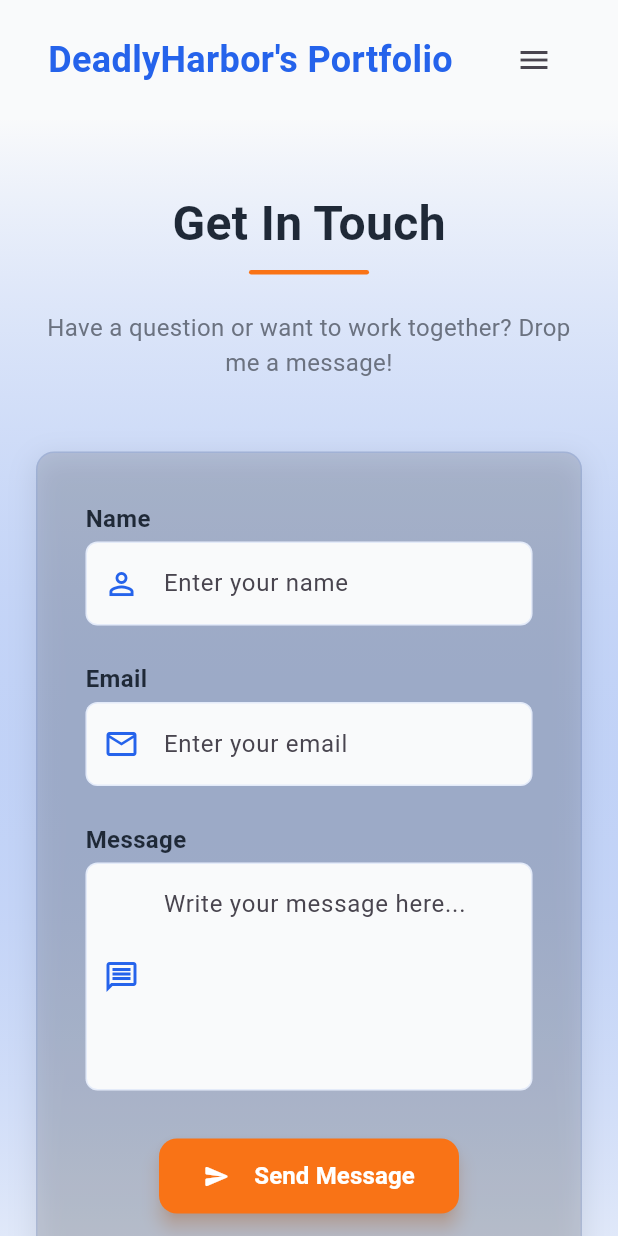
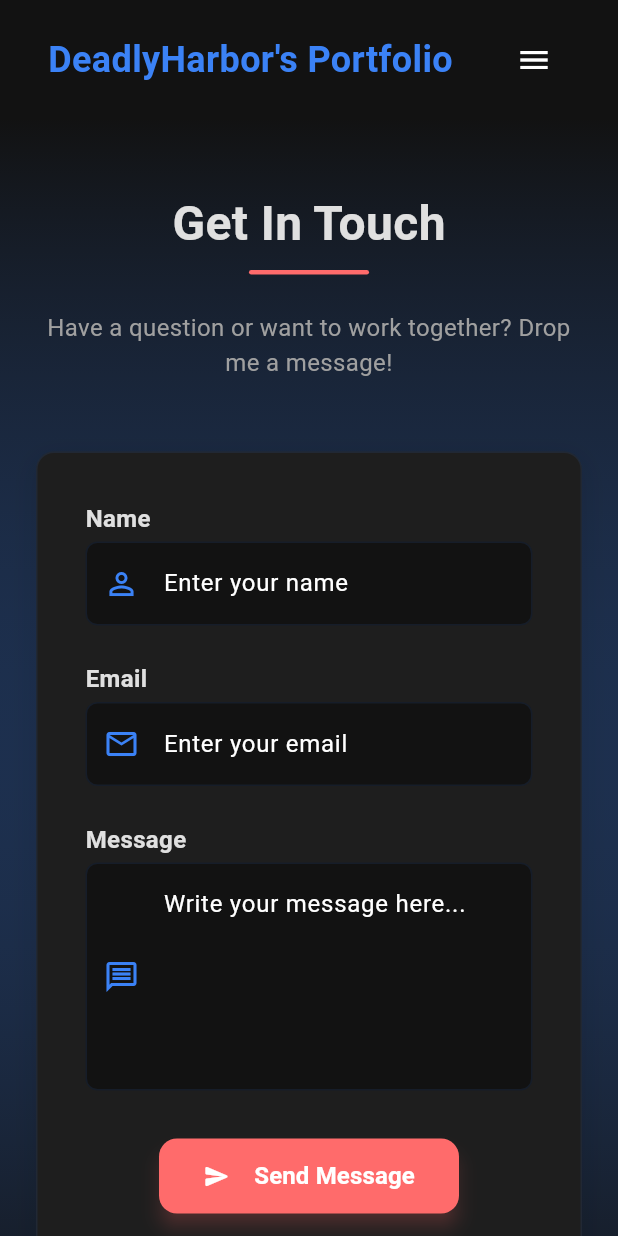
Before and after one commit to Aman071106/portfolio, a Flutter app: the screen it shows after launch, scrolled down 576 dp, on a phone screen of 412 x 824 dp. Run offline on Flutter 3.47's test engine with Material 3 defaults, Android fonts, the phone set to English and light mode, and no system bars; our stand-ins replace cloud_firestore, firebase_core, go_router; accounts and stored records are empty; network calls fail.

Commit message:
Updated theme

```diff
--- a/portfolio_website/assets/data/home.json
+++ b/portfolio_website/assets/data/home.json
@@ -1,6 +1,6 @@
 {
-    "name": "Gupta Aman",
-    "tagline": "Flutter Developer & AI Enthusiast",
+    "name": "Aman Gupta",
+    "tagline": "AI/ML and Flutter App developer",
     "intro": "Building beautiful cross-platform applications with Flutter and exploring the frontiers of AI.",
     "resumeUrl": "https://docs.google.com/document/d/1_okL5uuap8kDs_V-hxlW3bH0CeIE7BnS/edit?tab=t.0",
     "profileImage": "https://raw.githubusercontent.com/Aman071106/IITApp/main2/ContributorImages/profilePicAman.jpg"
--- a/portfolio_website/lib/features/about_skills/about.dart
+++ b/portfolio_website/lib/features/about_skills/about.dart
@@ -670,6 +670,7 @@ class _AboutPageState extends State<AboutPage>
                   items.map<Widget>((item) => _buildSkillItem(item)).toList(),
             )
             : Column(
+              crossAxisAlignment: CrossAxisAlignment.center,
               children:
                   items
                       .map<Widget>(
@@ -745,7 +746,3 @@ class _AboutPageState extends State<AboutPage>
     );
   }
 }
-
-
-// -hire button
-// -download cv button
--- a/portfolio_website/lib/features/home/home.dart
+++ b/portfolio_website/lib/features/home/home.dart
@@ -76,8 +76,8 @@ class _HomePageState extends State<HomePage>
       // If home.json doesn't exist, create default data
       setState(() {
         homeData = {
-          "name": "Gupta Aman",
-          "tagline": "Flutter Developer & AI Enthusiast",
+          "name": "Aman Gupta",
+          "tagline": "AI/ML and Flutter App developer",
           "intro":
               "Building beautiful cross-platform applications with Flutter and exploring the frontiers of AI.",
           "resumeUrl": "#",
--- a/portfolio_website/lib/main.dart
+++ b/portfolio_website/lib/main.dart
@@ -1,8 +1,8 @@
-
 import 'package:flutter/material.dart';
 import 'package:portfolio_website/routes/router_config.dart';
 import 'package:firebase_core/firebase_core.dart';
 import 'firebase_options.dart';
+import 'package:portfolio_website/utils/constants/colors.dart';
 
 void main() async {
   WidgetsFlutterBinding.ensureInitialized();
@@ -28,6 +28,22 @@ class MyApp extends StatelessWidget {
   Widget build(BuildContext context) {
     return MaterialApp.router(
       debugShowCheckedModeBanner: false,
+      theme: ThemeData.dark().copyWith(
+        primaryColor: AppColors.primaryColor,
+        scaffoldBackgroundColor: AppColors.backgroundColor,
+        cardColor: AppColors.cardColor,
+        textTheme: ThemeData.dark().textTheme.apply(
+          bodyColor: AppColors.textPrimaryColor,
+          displayColor: AppColors.textPrimaryColor,
+        ),
+        colorScheme: ColorScheme.dark(
+          primary: AppColors.primaryColor,
+          secondary: AppColors.accentColor,
+          // ignore: deprecated_member_use
+          background: AppColors.backgroundColor,
+          surface: AppColors.cardColor,
+        ),
+      ),
       routerConfig: MyAppRouter.getRouter(),
     );
   }
--- a/portfolio_website/lib/utils/constants/colors.dart
+++ b/portfolio_website/lib/utils/constants/colors.dart
@@ -2,32 +2,33 @@ import 'package:flutter/material.dart';
 
 class AppColors {
   // Primary Colors
-  static const Color primaryColor = Color(0xFF2563EB);
+  static const Color primaryColor = Color(0xFF3B82F6);
   static const Color primaryDarkColor = Color(0xFF1E40AF);
   static const Color primaryLightColor = Color(0xFF93C5FD);
 
   // Background Colors
-  static const Color backgroundColor = Color(0xFFF9FAFB);
+  static const Color backgroundColor = Color(0xFF121212);
   static const Color darkBackgroundColor = Color(0xFF1F2937);
-  static const Color cardBackground = Colors.black12;
+  static const Color cardBackground = Color(0xFF1E1E1E);
 
   // Text Colors
-  static const Color textPrimaryColor = Color(0xFF1F2937);
-  static const Color textSecondaryColor = Color(0xFF6B7280);
+  static const Color textPrimaryColor = Color(0xFFE0E0E0);
+  static const Color textSecondaryColor = Color(0xFFA0A0A0);
   static const Color textLightColor = Color(0xFFFFFFFF);
 
   // Card Colors
-  static const Color cardColor = Color(0xFFFFFFFF);
+  static const Color cardColor = Color(0xFF2D2D2D);
   static const Color cardDarkColor = Color(0xFF374151);
+  static const Color cardBackgroundColor = Color(0xFF374151);
 
   // Accent Colors
-  static const Color accentColor = Color(0xFFF97316);
-  static const Color secondaryAccentColor = Color(0xFF10B981);
+  static const Color accentColor = Color(0xFFFF6B6B);
+  static const Color secondaryAccentColor = Color(0xFF4ECDC4);
 
   // About Page Specific Colors
-  static const Color aboutSectionBackground = Color(0xFFF3F4F6);
-  static const Color skillCategoryBackground = Color(0xFFE0E7FF);
-  static const Color skillItemBackground = Color(0xFFFFFFFF);
-  static const Color skillItemBorder = Color(0xFFD1D5DB);
-  static const Color socialIconBackground = Color(0xFFE2E8F0);
+  static const Color aboutSectionBackground = Color(0xFF1E1E1E);
+  static const Color skillCategoryBackground = Color(0xFF2D2D2D);
+  static const Color skillItemBackground = Color(0xFF3D3D3D);
+  static const Color skillItemBorder = Color(0xFF4D4D4D);
+  static const Color socialIconBackground = Color(0xFF3D3D3D);
 }
--- a/portfolio_website/pubspec.yaml
+++ b/portfolio_website/pubspec.yaml
@@ -38,6 +38,8 @@ dependencies:
   url_launcher:
   firebase_core:
   cloud_firestore:
+  animated_text_kit: ^4.2.3
+
 dev_dependencies:
   flutter_test:
     sdk: flutter
```
Also changed, not shown: portfolio_website/pubspec.lock, 1 other file.
